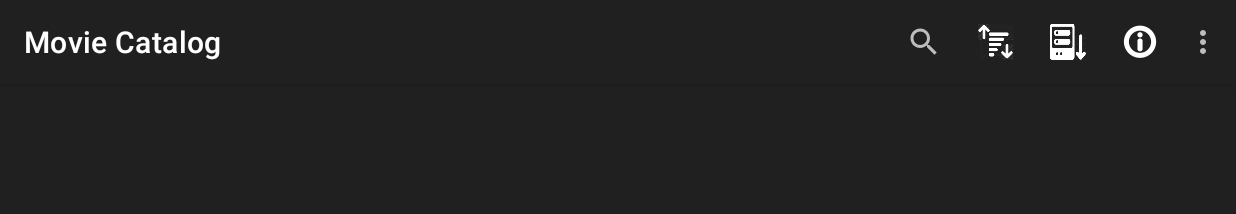
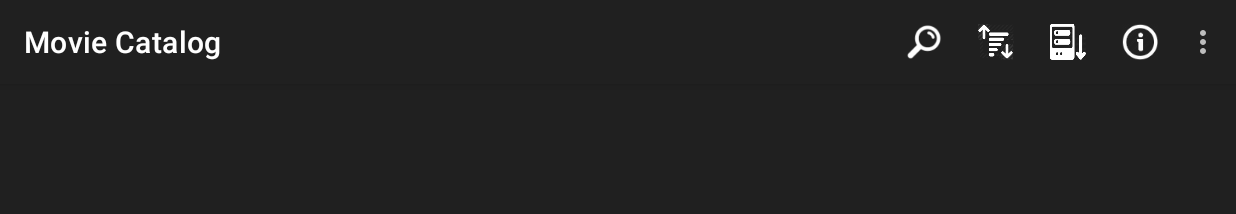
Before and after one commit to andreaiacono/MovieCatalog, an Android app: the screen it shows after launch (MainActivity), on a phone screen of 824 x 412 dp (held sideways). Shown: the top 214 px of the screen. Run offline under Robolectric (Android 15) with nearby library versions, the phone set to English and light mode, and no system bars; 7 statements that could not run were skipped.

Commit message:
changed default search icon; changed info icon

```diff
--- a/app/src/main/java/org/andreaiacono/moviecatalog/activity/MainActivity.kt
+++ b/app/src/main/java/org/andreaiacono/moviecatalog/activity/MainActivity.kt
@@ -5,6 +5,7 @@ import android.content.Intent
 import android.os.Bundle
 import android.support.v7.app.AppCompatActivity
 import android.support.v7.widget.Toolbar
+import android.support.v7.widget.SearchView
 import android.util.Log
 import android.view.Menu
 import android.view.MenuItem
@@ -136,6 +137,10 @@ class MainActivity : PostTaskListener<Any>, AppCompatActivity() {
         menuInflater.inflate(R.menu.menu_main, menu)
 
         val searchView = menu.findItem(R.id.action_search).actionView as SearchView
+        val searchImgId = android.support.v7.appcompat.R.id.search_button
+        val v = searchView.findViewById(searchImgId) as ImageView
+        v.setImageResource(R.drawable.ic_search)
+
         searchView.setOnQueryTextListener(object : SearchView.OnQueryTextListener {
 
             override fun onQueryTextSubmit(s: String): Boolean {
--- a/app/src/main/res/menu/menu_main.xml
+++ b/app/src/main/res/menu/menu_main.xml
@@ -9,7 +9,7 @@
         android:orderInCategory="10"
         android:title="@string/action_search"
         app:showAsAction="ifRoom"
-        app:actionViewClass="android.widget.SearchView" />
+        app:actionViewClass="android.support.v7.widget.SearchView" />
 
     <item
         android:id="@+id/action_sort"
```
Also changed, not shown: app/src/main/res/drawable-hdpi/ic_info.png, app/src/main/res/drawable-mdpi/ic_info.png, app/src/main/res/drawable-mdpi/ic_search.png (added), app/src/main/res/drawable-xhdpi/ic_info.png, app/src/main/res/drawable-xhdpi/ic_search.png (added), app/src/main/res/drawable-xxhdpi/ic_info.png, app/src/main/res/drawable-xxhdpi/ic_search.png (added), app/src/main/res/drawable-xxxhdpi/ic_info.png, app/src/main/res/drawable-xxxhdpi/ic_search.png (added).
